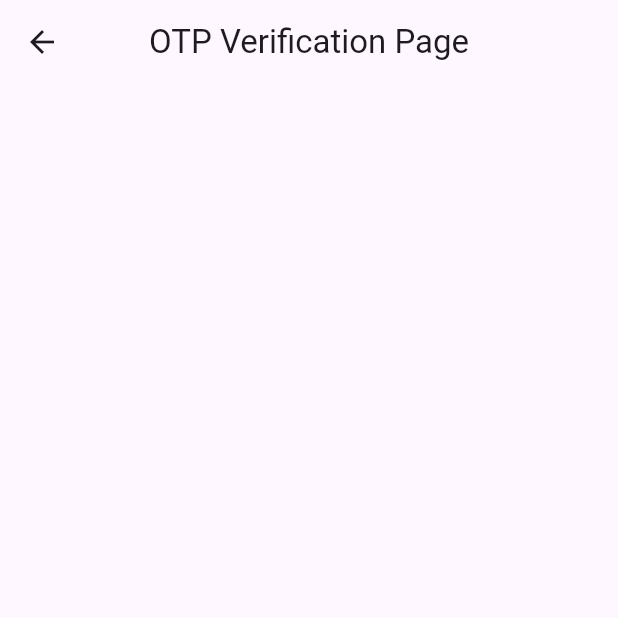
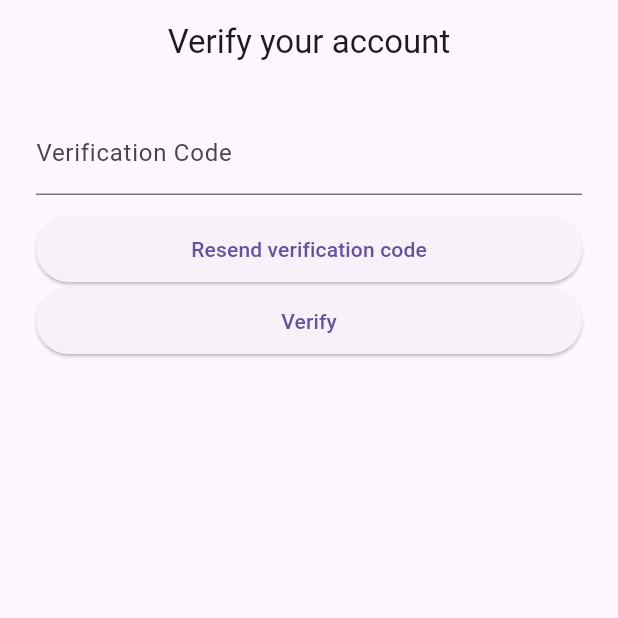
Before and after one commit to umutyenidil/supabase_otp_register, a Flutter app: the OTPVerificationPage screen opened directly, on a phone screen of 412 x 824 dp, the top half of it. Run offline on Flutter 3.47's test engine with Material 3 defaults, Android fonts, the phone set to English and light mode, and no system bars; our stand-ins replace get, supabase_flutter; accounts and stored records are empty.

Commit message:
otp verification kodu ile dogrulama saglandi

```diff
--- a/lib/main.dart
+++ b/lib/main.dart
@@ -3,6 +3,7 @@ import 'package:get/get.dart';
 import 'package:supabase_otp_register/config/supabase.dart' show url, anonKey;
 import 'package:supabase_otp_register/pages/login_page.dart';
 import 'package:supabase_flutter/supabase_flutter.dart';
+import 'package:supabase_otp_register/pages/otp_verification_page.dart';
 
 Future<void> main() async {
   WidgetsFlutterBinding.ensureInitialized();
--- a/lib/pages/otp_verification_page.dart
+++ b/lib/pages/otp_verification_page.dart
@@ -11,8 +11,54 @@ class OTPVerificationPage extends StatelessWidget {
     return Scaffold(
       resizeToAvoidBottomInset: false,
       appBar: AppBar(
-        title: const Text('OTP Verification Page'),
+        title: const Text('Verify your account'),
         centerTitle: true,
+      ),
+      body: Form(
+        child: Padding(
+          padding: const EdgeInsets.symmetric(horizontal: 24.0, vertical: 18.0),
+          child: Column(
+            children: [
+              Obx(
+                () => TextFormField(
+                  controller: controller.verificationCodeInputController,
+                  keyboardType: TextInputType.number,
+                  decoration: InputDecoration(
+                    labelText: 'Verification Code',
+                    helperText: controller.verificationCodeInputError,
+                    helperStyle: const TextStyle(
+                      color: Colors.red,
+                    ),
+                  ),
+                ),
+              ),
+              const SizedBox(height: 12.0),
+              ElevatedButton(
+                onPressed: controller.onResendVerificationButtonPressed,
+                style: ElevatedButton.styleFrom(
+                  minimumSize: const Size(double.infinity, 20),
+                  padding: const EdgeInsets.symmetric(vertical: 12.0),
+                ),
+                child: const Text('Resend verification code'),
+              ),
+              Obx(
+                () => ElevatedButton(
+                  onPressed: (controller.isFormLoading) ? null : controller.onSubmitButtonPressed,
+                  style: ElevatedButton.styleFrom(
+                    minimumSize: const Size(double.infinity, 20),
+                    padding: const EdgeInsets.symmetric(vertical: 12.0),
+                  ),
+                  child: (controller.isFormLoading)
+                      ? const SizedBox.square(
+                          dimension: 20.0,
+                          child: CircularProgressIndicator(),
+                        )
+                      : const Text('Verify'),
+                ),
+              ),
+            ],
+          ),
+        ),
       ),
     );
   }
```
Also changed, not shown: lib/controllers/otp_verification_page_controller.dart (+128 -1 lines), lib/controllers/register_page_controller.dart (+38 -2 lines).
